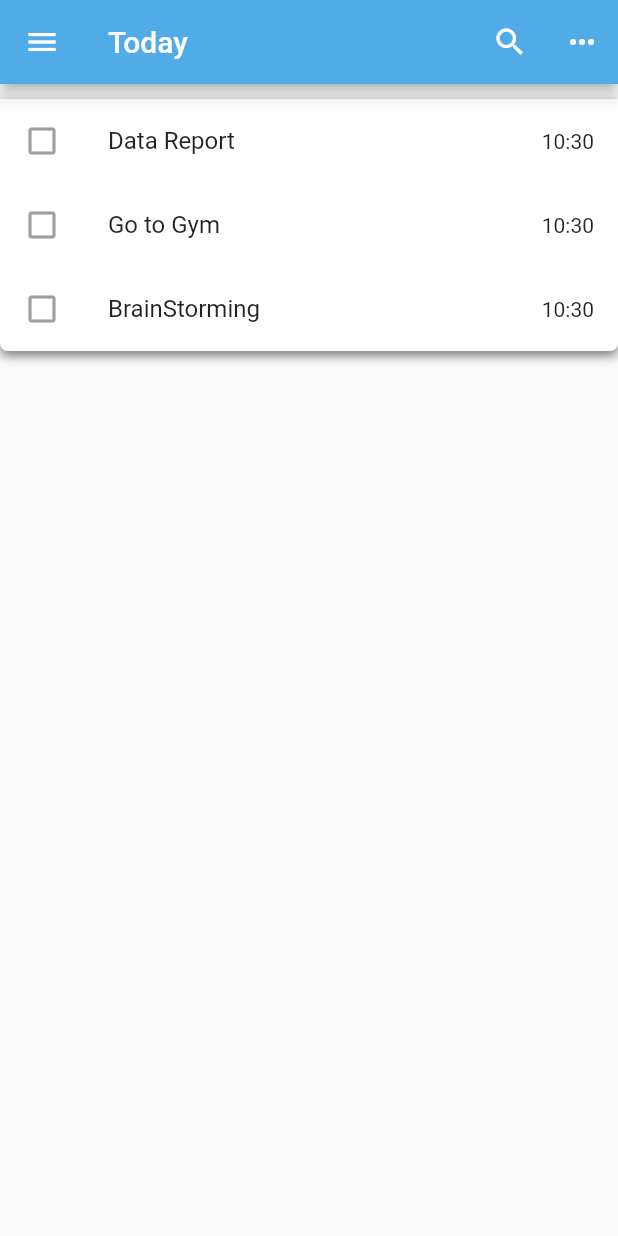
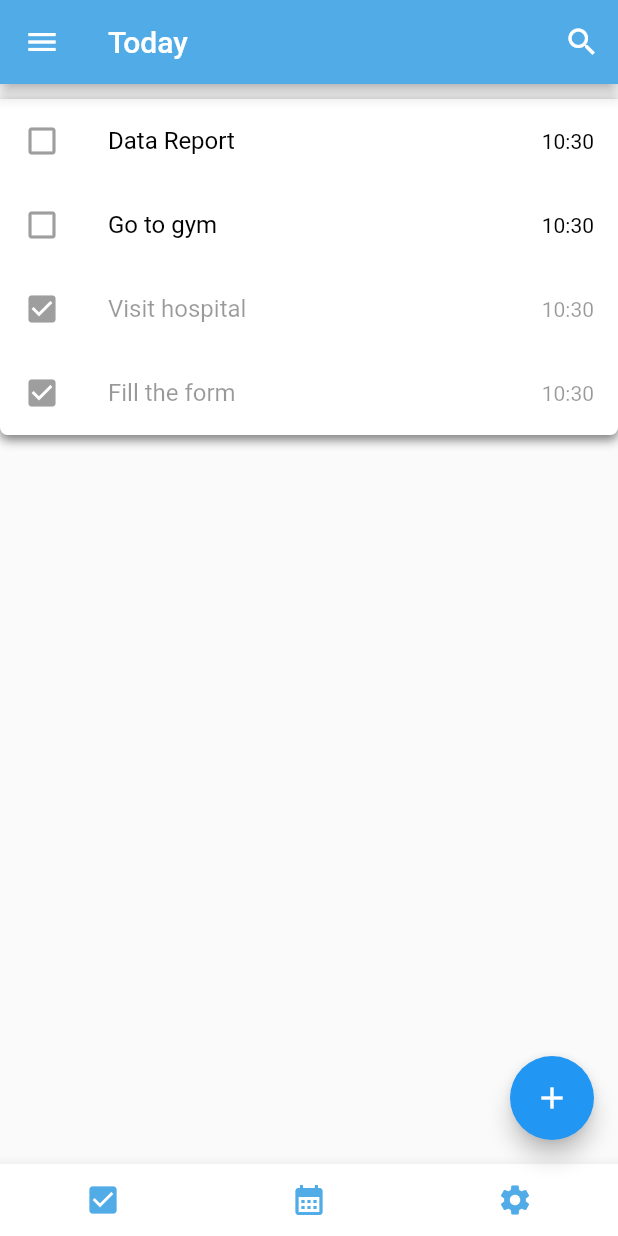
Before and after one commit to msulemanjaved82/todo5m123, a Flutter app: the screen it shows after launch, on a phone screen of 412 x 824 dp. Run offline on Flutter 3.47's test engine with Material 2 defaults, Android fonts, the light colour scheme and no system bars; drawn by our look-alikes of flutter_slidable.

Commit message:
Updated today screen

```diff
--- a/todo5m123/lib/main.dart
+++ b/todo5m123/lib/main.dart
@@ -1,6 +1,7 @@
 import 'package:flutter/material.dart';
 import 'package:flutter/services.dart';
 import 'package:todo5m123/screens/home.dart';
+import 'package:flutter_slidable/flutter_slidable.dart';
 
 void main() {
   runApp(const MyApp());
@@ -19,7 +20,7 @@ class MyApp extends StatelessWidget {
       theme: ThemeData(
         primarySwatch: Colors.blue,
       ),
-      home: const MyHomePage( ),
+      home:  MyHomePage( ),
     );
   }
 }
--- /dev/null
+++ b/todo5m123/lib/model/todo.dart
@@ -0,0 +1,20 @@
+class Todo{
+  String? id;
+  String? task;
+  bool isDone;
+
+  Todo({
+    required this.id,
+    required this.task,
+    this.isDone = false
+});
+
+  static List<Todo> todoList() {
+    return [
+      Todo(id: '1', task: 'Data Report'),
+      Todo(id: '2',task: 'Go to gym'),
+      Todo(id: '3',task: 'Visit hospital', isDone: true),
+      Todo(id: '4',task: 'Fill the form', isDone: true)
+    ];
+  }
+}
--- a/todo5m123/lib/screens/home.dart
+++ b/todo5m123/lib/screens/home.dart
@@ -1,34 +1,115 @@
 import 'package:flutter/material.dart';
+import 'package:flutter_slidable/flutter_slidable.dart';
 import 'package:todo5m123/constants/colors.dart';
+import 'package:todo5m123/model/todo.dart';
+
 
 class MyHomePage extends StatefulWidget {
-  const MyHomePage({Key? key}) : super(key: key);
+  MyHomePage({Key? key}) : super(key: key);
 
   @override
   State<MyHomePage> createState() => _MyHomePageState();
 }
 
+enum Actions {delete,edit}
 class _MyHomePageState extends State<MyHomePage> {
+    final TodoL = Todo.todoList();
+    final _todoController = TextEditingController();
+
+
+    // this controller controls the navigation bar page's index
+    PageController _page = PageController(initialPage: 0);
+
 
   @override
   Widget build(BuildContext context) {
-    backgroundColor:  background;
+    backgroundColor: background;
     return Scaffold(
 
+  // Here I have created three main widgets.
+      // 1. appBar: Top navigation bar of screen.
+      // 2. bottomNavigationBar
+      // 3. body: include all the tasks, pending and completed
+      // 4. floatingActionButton: add icon button use to add new tasks
       appBar: _buildAppBar(),
-      body: Container(
-        padding: EdgeInsets.symmetric(vertical: 10),
-          child: buildColumn(),
+
+      // Added the PageView widget to navigate through the pages of the screen.
+        // Controller _page is used to control the page index
+      body: PageView(
+        controller: _page,
+        children: [
+          Stack(
+            children: [
+              Container(
+                padding: EdgeInsets.symmetric(vertical: 10),
+                child: buildColumn(),
+              ),
+            ],
+          ),
+          Center(
+            child: Container(
+              child: Text("calendar page"),
+            ),
+          ),
+          Center(
+            child: Container(
+              child: Text("Settings page"),
+            ),
+          ),
+        ],
       ),
+
+        //Add button
+        floatingActionButton: FloatingActionButton(
+                  onPressed: () => _displayDialog(context),
+                  tooltip: 'Add Task',
+                  child: const Icon(
+                    Icons.add,
+                    color: Colors.white,
+                  ),
+                  // elevation: 5.0,
+                ),
+
+        //floatingActionButtonLocation: FloatingActionButtonLocation.endDocked,
+        //Bottom navigation bar buttons
+        bottomNavigationBar: BottomAppBar(
+          child: Row(
+            mainAxisAlignment: MainAxisAlignment.spaceAround,
+            children: [
+              IconButton(
+                onPressed: () {
+                  setState(() {
+                    _page.jumpToPage(0);
+                  });
+                },
+                icon: Icon(Icons.check_box, color: navBar),
+              ),
+              IconButton(
+                onPressed: () {
+                  setState(() {
+                    _page.jumpToPage(1);
+                  });
+                },
+                icon: Icon(Icons.calendar_month, color: navBar),
+              ),
+              IconButton(
+                onPressed: () {
+                  setState(() {
+                    _page.jumpToPage(2);
+                  });
+                },
+                icon: Icon(Icons.settings, color: navBar),
+              ),
+            ],
+          ),
+        )
     );
   }
 
   Column buildColumn() {
     return Column(
-
           children: [
             Container(
-
               decoration: BoxDecoration(
                 color: Colors.white,
                 borderRadius: const BorderRadius.only(
@@ -47,9 +128,20 @@ class _MyHomePageState extends State<MyHomePage> {
               child: ListView(
                 shrinkWrap: true,
                 children: [
-                  buildListTile('Data Report'),
-                  buildListTile('Go to Gym'),
-                  buildListTile('BrainStorming')
+                  for(Todo Todos in TodoL)
+                    Slidable(
+                        endActionPane: ActionPane(
+                          motion: const StretchMotion(),
+                          children: [
+                            SlidableAction(
+                              onPressed:(context)=> _onDismissed(Todos.id),
+                              backgroundColor: Colors.red,
+                              icon: Icons.delete,
+                              label: 'Delete',
+                            ),
+                          ],
+                        ),
+                        child: buildListTile(Todos, ontodoChange: _handleToDoChange)),
                 ]
               )
             ),
@@ -57,22 +149,34 @@ class _MyHomePageState extends State<MyHomePage> {
         );
   }
 
-  ListTile buildListTile(String Title) {
+  ListTile buildListTile(todo, {required ontodoChange}) {
     DateTime now = DateTime.now();
     return ListTile(
-                  onTap: (){},
-                  leading: const Icon(Icons.check_box_outline_blank,color: Colors.grey,),
-                  title: Text(Title),
-                  trailing: Text('${_formatTime(now)}')
+                  onTap: (){
+                    ontodoChange(todo);
+                  },
+                  leading: Icon(
+                    todo.isDone ? Icons.check_box : Icons.check_box_outline_blank,
+                    color: Colors.grey,),
+                  title: Text(
+                    todo.task!,
+                    style: TextStyle(
+                      fontSize: 16,
+                      color: todo.isDone ? Colors.black.withOpacity(0.4): Colors.black,
+                    ),
+                  ),
+                  trailing: Text('${_formatTime(now)}',
+                    style: TextStyle(color: todo.isDone ? Colors.black.withOpacity(0.4): Colors.black),)
+
     );
-
   }
 
+  //This function is called in listTile function to add time to the task
   String _formatTime(DateTime dateTime) {
       return '${dateTime.hour}:${dateTime.minute}';
-
   }
 
+  //Top navigation bar
   AppBar _buildAppBar() {
     return AppBar(
       title: const Text('Today'),
@@ -86,9 +190,50 @@ class _MyHomePageState extends State<MyHomePage> {
             onPressed: (){
             },
             icon: const Icon(Icons.search)),
-        IconButton(
-            onPressed: (){},
-            icon: const Icon(Icons.more_horiz_rounded))
       ],);
   }
+
+    // function to change state of task, change completed task to pending and vice versa
+    void _handleToDoChange(Todo todo){
+      setState(() {
+        todo.isDone = !todo.isDone;
+      });
+    }
+
+    // method to add item in todoList by tapping on floating action button
+    void _addItem(String title){
+    TodoL.add(Todo(id: '5', task: title));
+    _todoController.clear();
+    }
+
+    void _onDismissed(String? ID){
+    final num = ID;
+      setState(() {
+        TodoL.removeWhere((item)=> item.id == num);
+      });
+    }
+
+    Future<Future> _displayDialog(BuildContext context) async{
+    return showDialog(
+        context: context,
+        builder: (BuildContext context){
+          return AlertDialog(
+            title: Text("Add task"),
+            content: TextField(
+              controller: _todoController,
+              decoration: const InputDecoration(hintText: 'Enter task here'),
+          ),
+            actions: [
+              IconButton(
+              onPressed: (){Navigator.of(context).pop();},
+              icon: Icon(Icons.cancel)),
+              IconButton(onPressed: (){Navigator.of(context).pop();
+                _addItem(_todoController.text);},
+                icon: Icon(Icons.add),
+          )
+          ],
+          );
+        });
+    }
+
 }
--- a/todo5m123/pubspec.yaml
+++ b/todo5m123/pubspec.yaml
@@ -36,7 +36,7 @@ dependencies:
   # The following adds the Cupertino Icons font to your application.
   # Use with the CupertinoIcons class for iOS style icons.
   cupertino_icons: ^1.0.2
-
+  flutter_slidable: ^1.3.0
 dev_dependencies:
   flutter_test:
     sdk: flutter
```
Also changed, not shown: todo5m123/pubspec.lock.
